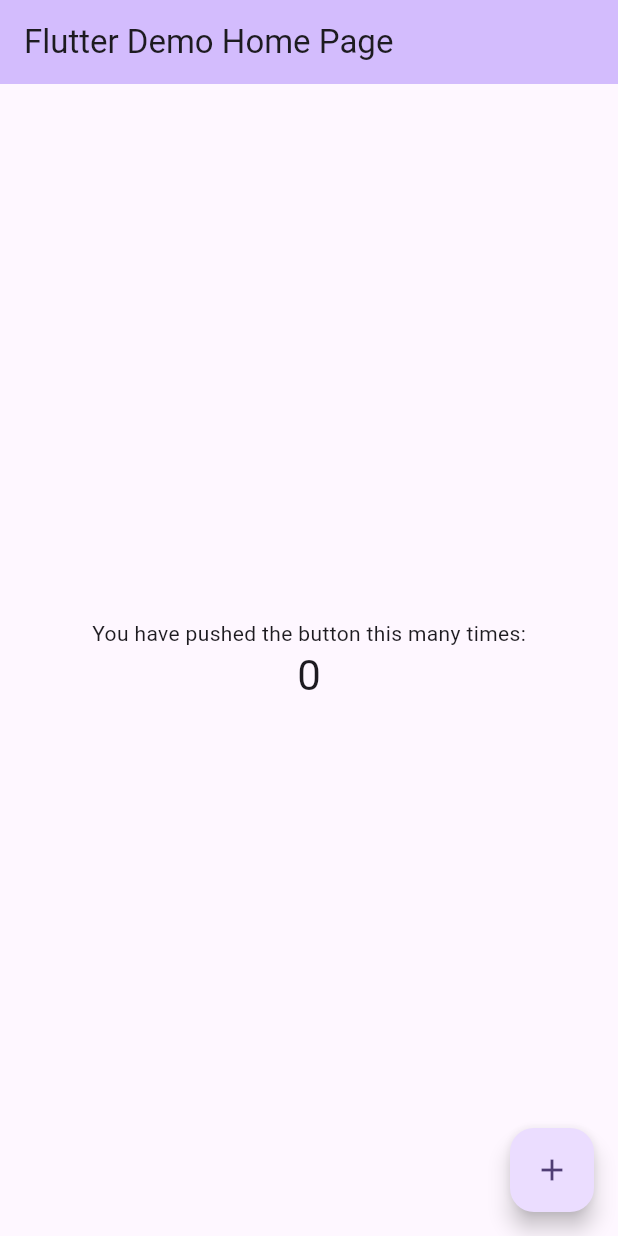
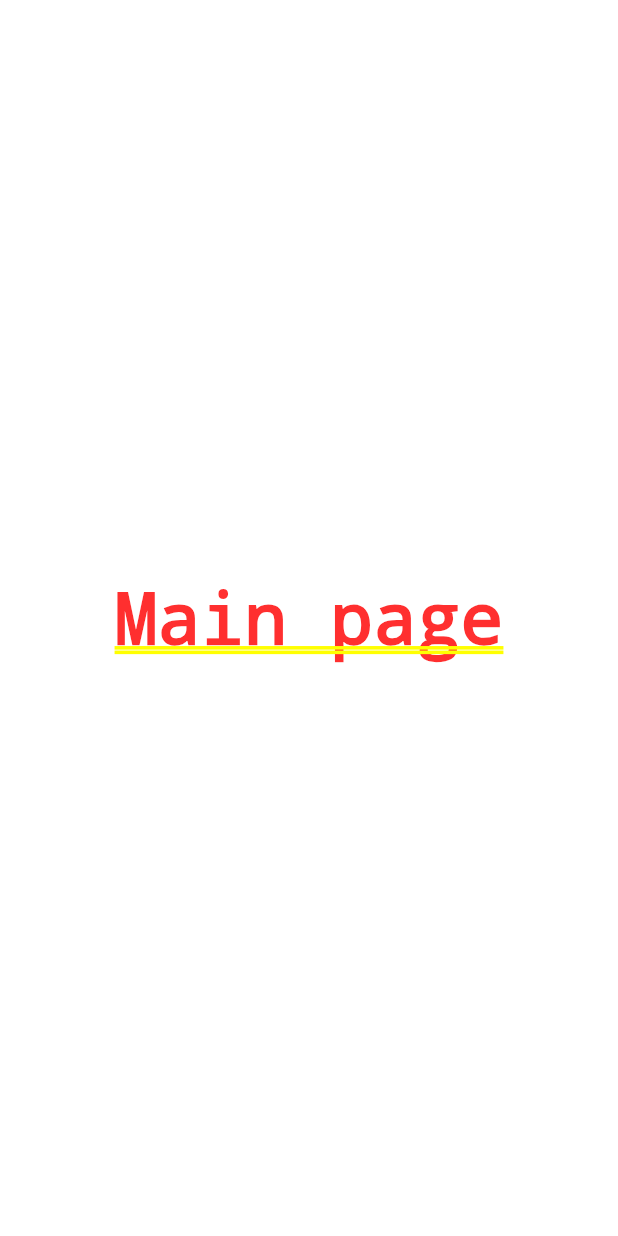
Before and after one commit to AntoninKadrmas/talsec_flutter_project, a Flutter app: the screen it shows after launch, on a phone screen of 412 x 824 dp. Run offline on Flutter 3.47's test engine with Material 3 defaults, Android fonts, the phone set to English and light mode, and no system bars.

Commit message:
remove default generated content, move home page to independent file, install freerasp and provider package

```diff
--- /dev/null
+++ b/lib/components/home_page.dart
@@ -0,0 +1,10 @@
+import 'package:flutter/material.dart';
+
+class HomePage extends StatelessWidget {
+  const HomePage({super.key});
+
+  @override
+  Widget build(BuildContext context) {
+    return Center(child: const Text("Main page"));
+  }
+}
--- a/lib/main.dart
+++ b/lib/main.dart
@@ -1,4 +1,5 @@
 import 'package:flutter/material.dart';
+import 'package:talsec_flutter_project/components/home_page.dart';
 
 void main() {
   runApp(const MyApp());
@@ -7,116 +8,14 @@ void main() {
 class MyApp extends StatelessWidget {
   const MyApp({super.key});
 
-  // This widget is the root of your application.
   @override
   Widget build(BuildContext context) {
     return MaterialApp(
       title: 'Flutter Demo',
       theme: ThemeData(
-        // This is the theme of your application.
-        //
-        // TRY THIS: Try running your application with "flutter run". You'll see
-        // the application has a purple toolbar. Then, without quitting the app,
-        // try changing the seedColor in the colorScheme below to Colors.green
-        // and then invoke "hot reload" (save your changes or press the "hot
-        // reload" button in a Flutter-supported IDE, or press "r" if you used
-        // the command line to start the app).
-        //
-        // Notice that the counter didn't reset back to zero; the application
-        // state is not lost during the reload. To reset the state, use hot
-        // restart instead.
-        //
-        // This works for code too, not just values: Most code changes can be
-        // tested with just a hot reload.
         colorScheme: ColorScheme.fromSeed(seedColor: Colors.deepPurple),
       ),
-      home: const MyHomePage(title: 'Flutter Demo Home Page'),
+      home: const HomePage(),
     );
   }
 }
-
-class MyHomePage extends StatefulWidget {
-  const MyHomePage({super.key, required this.title});
-
-  // This widget is the home page of your application. It is stateful, meaning
-  // that it has a State object (defined below) that contains fields that affect
-  // how it looks.
-
-  // This class is the configuration for the state. It holds the values (in this
-  // case the title) provided by the parent (in this case the App widget) and
-  // used by the build method of the State. Fields in a Widget subclass are
-  // always marked "final".
-
-  final String title;
-
-  @override
-  State<MyHomePage> createState() => _MyHomePageState();
-}
-
-class _MyHomePageState extends State<MyHomePage> {
-  int _counter = 0;
-
-  void _incrementCounter() {
-    setState(() {
-      // This call to setState tells the Flutter framework that something has
-      // changed in this State, which causes it to rerun the build method below
-      // so that the display can reflect the updated values. If we changed
-      // _counter without calling setState(), then the build method would not be
-      // called again, and so nothing would appear to happen.
-      _counter++;
-    });
-  }
-
-  @override
-  Widget build(BuildContext context) {
-    // This method is rerun every time setState is called, for instance as done
-    // by the _incrementCounter method above.
-    //
-    // The Flutter framework has been optimized to make rerunning build methods
-    // fast, so that you can just rebuild anything that needs updating rather
-    // than having to individually change instances of widgets.
-    return Scaffold(
-      appBar: AppBar(
-        // TRY THIS: Try changing the color here to a specific color (to
-        // Colors.amber, perhaps?) and trigger a hot reload to see the AppBar
-        // change color while the other colors stay the same.
-        backgroundColor: Theme.of(context).colorScheme.inversePrimary,
-        // Here we take the value from the MyHomePage object that was created by
-        // the App.build method, and use it to set our appbar title.
-        title: Text(widget.title),
-      ),
-      body: Center(
-        // Center is a layout widget. It takes a single child and positions it
-        // in the middle of the parent.
-        child: Column(
-          // Column is also a layout widget. It takes a list of children and
-          // arranges them vertically. By default, it sizes itself to fit its
-          // children horizontally, and tries to be as tall as its parent.
-          //
-          // Column has various properties to control how it sizes itself and
-          // how it positions its children. Here we use mainAxisAlignment to
-          // center the children vertically; the main axis here is the vertical
-          // axis because Columns are vertical (the cross axis would be
-          // horizontal).
-          //
-          // TRY THIS: Invoke "debug painting" (choose the "Toggle Debug Paint"
-          // action in the IDE, or press "p" in the console), to see the
-          // wireframe for each widget.
-          mainAxisAlignment: MainAxisAlignment.center,
-          children: <Widget>[
-            const Text('You have pushed the button this many times:'),
-            Text(
-              '$_counter',
-              style: Theme.of(context).textTheme.headlineMedium,
-            ),
-          ],
-        ),
-      ),
-      floatingActionButton: FloatingActionButton(
-        onPressed: _incrementCounter,
-        tooltip: 'Increment',
-        child: const Icon(Icons.add),
-      ), // This trailing comma makes auto-formatting nicer for build methods.
-    );
-  }
-}
--- a/pubspec.yaml
+++ b/pubspec.yaml
@@ -30,6 +30,8 @@ environment:
 dependencies:
   flutter:
     sdk: flutter
+  freerasp: ^6.12.0
+  provider: ^6.1.2
 
 dev_dependencies:
   flutter_test:
```
Also changed, not shown: pubspec.lock.
